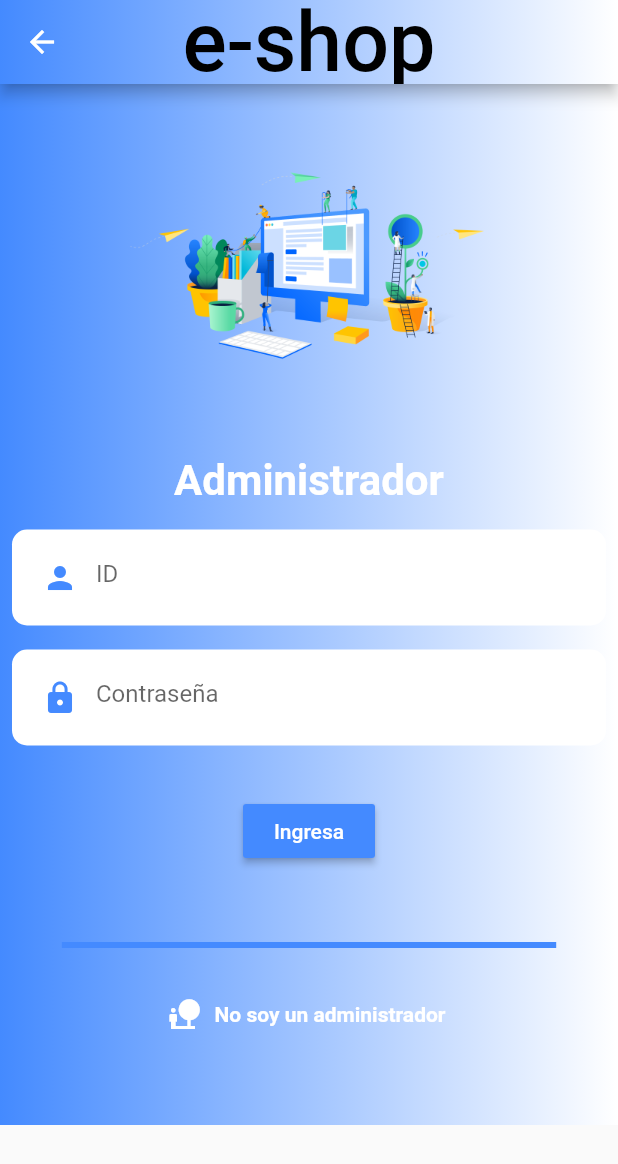
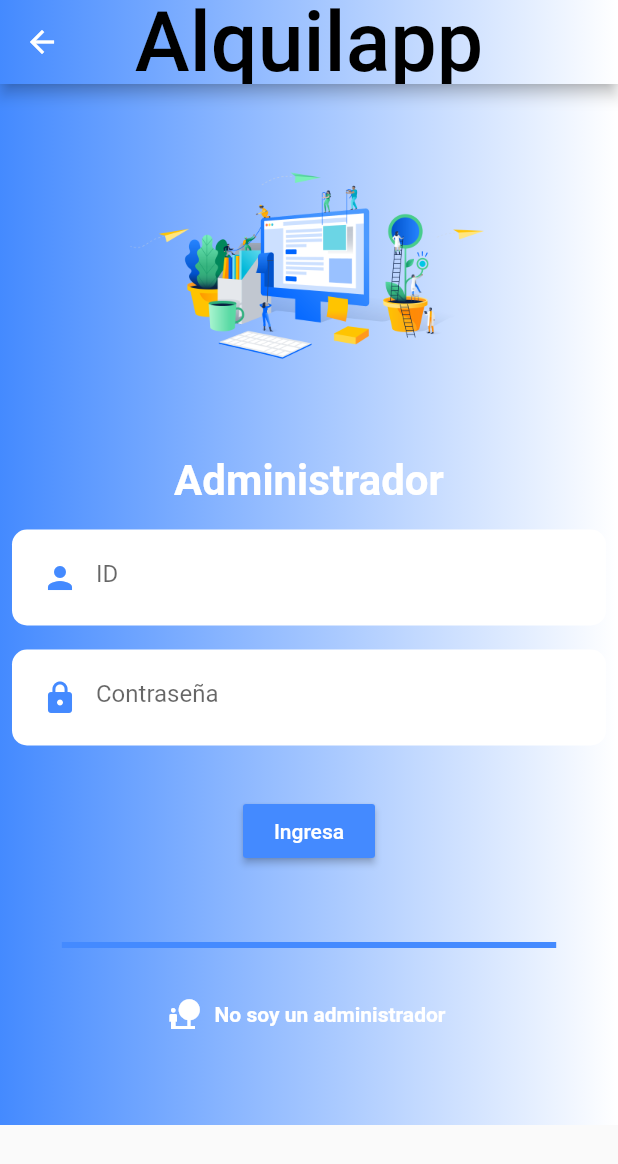
Before and after one commit to Raejimenezca/Flutter-e-shop, a Flutter app: the screen it shows after launch, after a tap on "Soy un administrador", on a phone screen of 412 x 824 dp. Shown: the top 1164 px of the screen. Run offline on Flutter 3.47's test engine with Material 2 defaults, Android fonts, the phone set to English and light mode, and no system bars; our stand-ins replace cloud_firestore, firebase_auth, firebase_storage, fluttertoast, image_picker, shared_preferences; missing offline and left inert: flutter_shine; accounts and stored records are empty; Roboto replaces fonts that are missing (Sognatra).

Commit message:
maquetacion inicial pantalla login

```diff
--- a/lib/Admin/adminLogin.dart
+++ b/lib/Admin/adminLogin.dart
@@ -23,7 +23,8 @@ class AdminSignInPage extends StatelessWidget {
           ),
         ),
         title: Text(
-          "e-shop",
+          "Alquilapp",
+
           // To add a fontFamily is similar to images, specify the fontFamily route in pubspec.yaml
           style: TextStyle(
               fontSize: 55.0, color: Colors.black, fontFamily: "Sognatra"),
--- a/lib/Authentication/authenication.dart
+++ b/lib/Authentication/authenication.dart
@@ -2,6 +2,7 @@ import 'package:flutter/material.dart';
 import 'login.dart';
 import 'register.dart';
 import 'package:e_shop/Config/config.dart';
+import 'package:flutter_shine/flutter_shine.dart';
 
 class AuthenticScreen extends StatefulWidget {
   @override
@@ -18,7 +19,7 @@ class _AuthenticScreenState extends State<AuthenticScreen> {
           flexibleSpace: Container(
             decoration: new BoxDecoration(
               gradient: new LinearGradient(
-                colors: [Colors.blueAccent, Colors.white],
+                colors: [Color.fromARGB(200,0,0,255),Colors.blueAccent],
                 begin: const FractionalOffset(0.0, 0.0),
                 end: const FractionalOffset(1.0, 0.0),
                 stops: [0.0, 1.0],
@@ -26,11 +27,16 @@ class _AuthenticScreenState extends State<AuthenticScreen> {
               ),
             ),
           ),
-          title: Text(
-            "e-shop",
-            // To add a fontFamily is similar to images, specify the fontFamily route in pubspec.yaml
-            style: TextStyle(
-                fontSize: 55.0, color: Colors.black, fontFamily: "Sognatra"),
+          title: Center(
+            child: Text('Alquilab',
+              style: TextStyle(
+                fontSize: 30.5,
+                color: Colors.black,
+                fontFamily: "Kaushan",
+                letterSpacing: 5,
+                fontWeight: FontWeight.w900
+              )
+            ),
           ),
           centerTitle: true,
           bottom: TabBar(
@@ -53,7 +59,7 @@ class _AuthenticScreenState extends State<AuthenticScreen> {
         body: Container(
           decoration: BoxDecoration(
             gradient: new LinearGradient(
-              colors: [Colors.white, Colors.blueAccent],
+              colors: [Colors.blueAccent, Color.fromARGB(200,0,0,255)],
               begin: Alignment.topRight,
               end: Alignment.bottomLeft,
             ),
--- a/lib/Authentication/login.dart
+++ b/lib/Authentication/login.dart
@@ -32,17 +32,23 @@ class _LoginState extends State<Login> {
           children: [
             Container(
               alignment: Alignment.bottomCenter,
+              child: Padding(
+                padding: EdgeInsets.all(70),
               child: Image.asset(
-                'images/login.png',
-                height: 240.0,
-                width: 240.0,
-              ),
+                'images/login.svg',
+                height: 120.0,
+                width: 120.0,
+                ),
+              )
             ),
             Padding(
               padding: EdgeInsets.all(8.0),
               child: Text(
                 "Ingresa a tu cuenta",
-                style: TextStyle(color: Colors.white),
+                style: TextStyle(
+                  color: Colors.white,
+                  fontSize: 20
+                ),
               ),
             ),
             Form(
--- a/lib/Config/config.dart
+++ b/lib/Config/config.dart
@@ -4,7 +4,7 @@ import 'package:firebase_auth/firebase_auth.dart';
 import 'package:shared_preferences/shared_preferences.dart';
 
 class EcommerceApp {
-  static const String appName = 'e-Shop';
+  static const String appName = 'Alquilapp';
 
   static SharedPreferences sharedPreferences;
   static FirebaseUser user;
--- a/lib/Store/storehome.dart
+++ b/lib/Store/storehome.dart
@@ -38,7 +38,7 @@ class _StoreHomeState extends State<StoreHome> {
               ),
             ),
             title: Text(
-              "e-shop",
+              "Alquilapp",
               // To add a fontFamily is similar to images, specify the fontFamily route in pubspec.yaml
               style: TextStyle(
                   fontSize: 55.0, color: Colors.black, fontFamily: "Signatra"),
--- a/lib/Widgets/customAppBar.dart
+++ b/lib/Widgets/customAppBar.dart
@@ -24,7 +24,7 @@ class MyAppBar extends StatelessWidget with PreferredSizeWidget {
         ),
         centerTitle: true,
         title: Text(
-          "e-shop",
+          "Alquilapp",
           // To add a fontFamily is similar to images, specify the fontFamily route in pubspec.yaml
           style: TextStyle(
               fontSize: 55.0, color: Colors.black, fontFamily: "Signatra"),
--- a/lib/main.dart
+++ b/lib/main.dart
@@ -38,7 +38,7 @@ class MyApp extends StatelessWidget {
           ChangeNotifierProvider(create: (c) => TotalAmount()),
         ],
         child: MaterialApp(
-            title: 'e-shop',
+            title: 'Alquilapp',
             debugShowCheckedModeBanner: false,
             theme: ThemeData(
               primaryColor: Colors.green,
```
Also changed, not shown: pubspec.yaml (+7 -1 lines), assets/fonts/KaushanScript-Regular.ttf (added), assets/fonts/Oswald-VariableFont_wght.ttf (added), images/login.png, images/login.svg (added), pubspec.lock.
